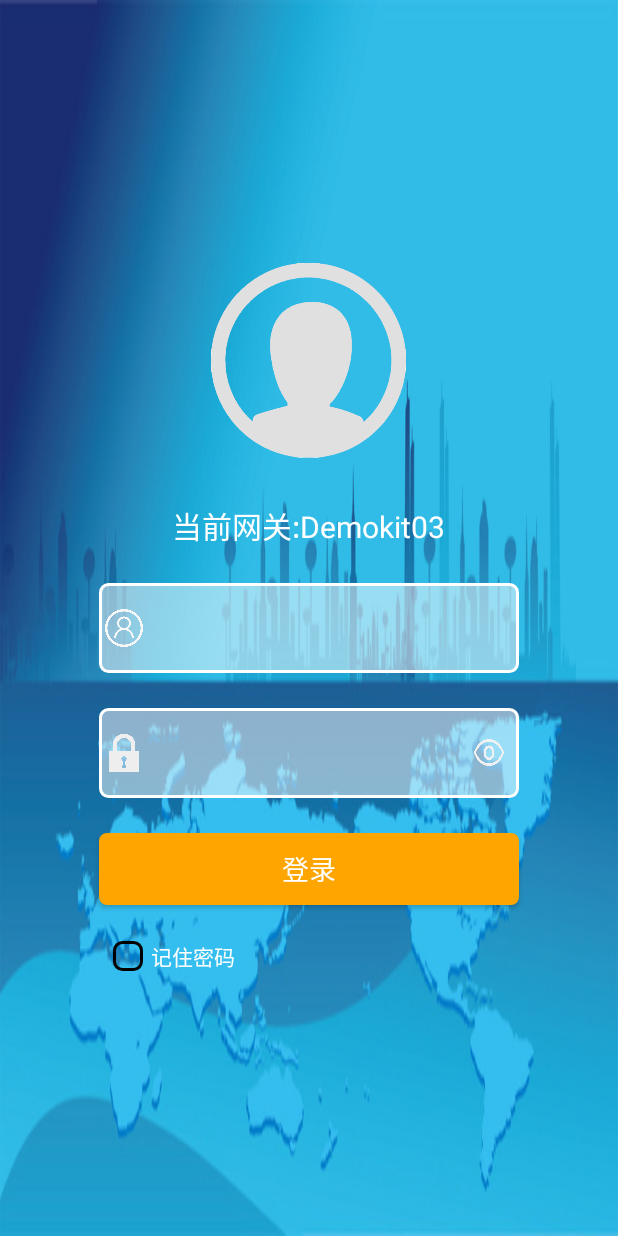
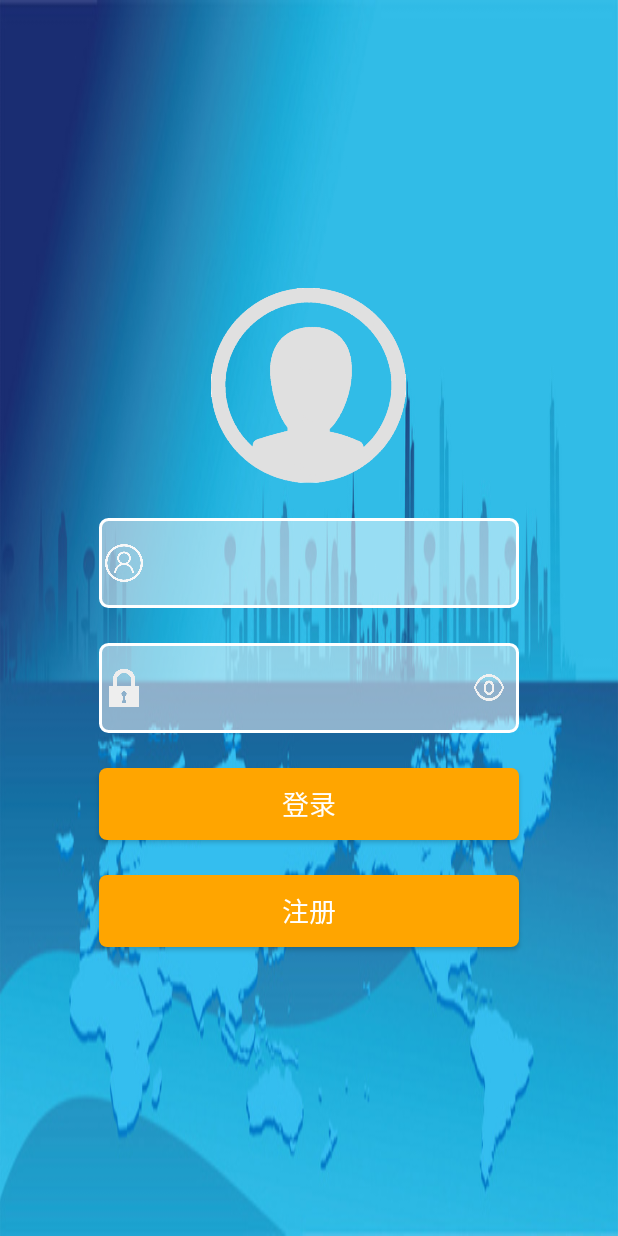
Before and after one commit to jslgklsd/smartHome, an Android app: the screen it shows after launch (LoginActivity), after a tap on an icon or button, on a phone screen of 412 x 824 dp. Run offline under Robolectric (Android 15) with nearby library versions, the phone set to English and light mode, and no system bars.

Commit message:
1.实现了注册功能，把用户输入账号密码存储到test.xml 2.实现了用户输入账号密码与本地文件test.xml的账号密码判断，如果一致跳转到设备界面，如果不一致，提示用户账号密码错误 3.封装了各种api，优化了代码结构

```diff
--- a/app/src/main/java/com/example/myapplication/LoginActivity.java
+++ b/app/src/main/java/com/example/myapplication/LoginActivity.java
@@ -1,14 +1,18 @@
 package com.example.myapplication;
 
+import androidx.appcompat.app.AlertDialog;
 import androidx.appcompat.app.AppCompatActivity;
 
 import android.content.Context;
+import android.content.DialogInterface;
 import android.content.Intent;
+import android.content.SharedPreferences;
 import android.graphics.drawable.Drawable;
 import android.os.Bundle;
 import android.text.InputType;
 import android.text.TextUtils;
 import android.util.Log;
+import android.view.LayoutInflater;
 import android.view.View;
 import android.widget.Button;
 import android.widget.CheckBox;
@@ -27,100 +31,118 @@ public class LoginActivity extends AppCompatActivity {
     private Button btn_password;
     private EditText et_account;
     private Button btn_login;
-    private CheckBox cb;
+    private Button btn_register;
+    private View viewInflated;
+    private AlertDialog.Builder builder;
+    private SharedPreferences sp1;
+    private SharedPreferences.Editor spEditor1;
 
     @Override
     protected void onCreate(Bundle savedInstanceState) {
         super.onCreate(savedInstanceState);
         setContentView(R.layout.activity_login);
 
-        et_password = findViewById(R.id.et_password);
-        btn_password = findViewById(R.id.btn_password);
+        initializeViews();          // 控件初始化
+        createSharedPreferences();  // 创建接口 sp、spEditor
+
         btn_password.setOnClickListener(new View.OnClickListener() {
             @Override
             public void onClick(View v) {
-                Drawable currentIcon = btn_password.getBackground();
-                Drawable passwordHideIcon = getResources().getDrawable(R.drawable.password_hide);
-
-                if(currentIcon.getConstantState().equals(passwordHideIcon.getConstantState())) {
-                    btn_password.setBackgroundResource(R.drawable.password_visible);
-                    et_password.setInputType(InputType.TYPE_CLASS_NUMBER);
-                } else {
-                    btn_password.setBackgroundResource(R.drawable.password_hide);
-                    et_password.setInputType(InputType.TYPE_CLASS_NUMBER | InputType.TYPE_NUMBER_VARIATION_PASSWORD);
-                }
+                togglePasswordVisibility(btn_password, et_password);
             }
         });
 
-        et_account = findViewById(R.id.et_account);
-        btn_login = findViewById(R.id.btn_login);
-        cb = findViewById(R.id.cb);
         btn_login.setOnClickListener(new View.OnClickListener() {
             @Override
             public void onClick(View v) {
-                String account = et_account.getText().toString();
-                String password = et_password.getText().toString();
-                if ((account.equals("Admin")) && (password.equals("12345678"))){    // 账号密码正确
-                    // 用户勾选了记住密码
-                    if (cb.isChecked())
-                        saveCredentials(account, password);
-
-                    Intent intent = new Intent(LoginActivity.this, MainActivity.class);
-                    startActivity(intent);
-                } else{
-                    Toast.makeText(LoginActivity.this, "账号或密码错误，请重新输入", Toast.LENGTH_SHORT).show();
-                }
+                login();
             }
         });
 
-        // 从本地文件中读取已保存的账号密码
-        String savedAccount = getSavedAccount();
-        String savedPassword = getSavedPassword();
-        if (!TextUtils.isEmpty(savedAccount) && !TextUtils.isEmpty(savedPassword)) {
-            et_account.setText(savedAccount);
-            et_password.setText(savedPassword);
-            cb.setChecked(true);
+        btn_register.setOnClickListener(new View.OnClickListener() {
+            @Override
+            public void onClick(View v) {
+                showRegisterDialog();   // 显示注册对话框
+            }
+        });
+    }
+
+    // 控件初始化
+    private void initializeViews() {
+        et_account = findViewById(R.id.et_account);
+        btn_login = findViewById(R.id.btn_login);
+        et_password = findViewById(R.id.et_password);
+        btn_password = findViewById(R.id.btn_password);
+        btn_register = findViewById(R.id.btn_register);
+    }
+
+    // 把本地文件test.xml中键对应的值读出来
+    public String getDataByKey(SharedPreferences sp, String key) {
+        return sp.getString(key, "");
+    }
+
+    // 创建接口 sp、spEditor
+    public void createSharedPreferences() {
+        sp1 = this.getSharedPreferences("test", MODE_PRIVATE);
+        spEditor1 = sp1.edit();
+    }
+
+    // 密码可见性切换
+    public void togglePasswordVisibility(Button button, EditText editText) {
+        Drawable currentIcon = button.getBackground();
+        Drawable passwordHideIcon = getResources().getDrawable(R.drawable.password_hide);
+
+        if (currentIcon.getConstantState().equals(passwordHideIcon.getConstantState())) {
+            button.setBackgroundResource(R.drawable.password_visible);
+            editText.setInputType(InputType.TYPE_CLASS_NUMBER);
+        } else {
+            button.setBackgroundResource(R.drawable.password_hide);
+            editText.setInputType(InputType.TYPE_CLASS_NUMBER | InputType.TYPE_NUMBER_VARIATION_PASSWORD);
         }
     }
 
-    // 保存账号密码到本地文件
-    private void saveCredentials(String account, String password) {
-        try {
-            FileOutputStream outputStream = openFileOutput("credentials.txt", Context.MODE_PRIVATE);
-            outputStream.write((account + "\n" + password).getBytes());
-            outputStream.close();
-        } catch (IOException e) {
-            e.printStackTrace();
+    private void login() {
+        String account_et = et_account.getText().toString();
+        String password_et = et_password.getText().toString();
+
+        String sp_account = getDataByKey(sp1, "account");    // 以String Key 为索引来获取账号
+        String sp_password = getDataByKey(sp1, "password");  // 以String Key 为索引来获取密码
+
+        // 用户输入账号密码与本地文件存储的账号密码一致
+        if ((account_et.equals(sp_account)) && (password_et.equals(sp_password))) {
+            Intent intent = new Intent(LoginActivity.this, MainActivity.class);
+            startActivity(intent);
+        } else {
+            Toast.makeText(LoginActivity.this, "账号或密码错误，请重新输入", Toast.LENGTH_SHORT).show();
         }
     }
 
-    // 从本地文件中读取已保存的账号
-    private String getSavedAccount() {
-        try {
-            FileInputStream inputStream = openFileInput("credentials.txt");
-            BufferedReader reader = new BufferedReader(new InputStreamReader(inputStream));
-            String account = reader.readLine();
-            reader.close();
-            return account;
-        } catch (IOException e) {
-            e.printStackTrace();
-        }
-        return null;
-    }
+    public void showRegisterDialog() {
+        builder = new AlertDialog.Builder(LoginActivity.this);  // 创建一个AlertDialog.Builder
 
-    // 从本地文件中读取已保存的密码
-    private String getSavedPassword() {
-        try {
-            FileInputStream inputStream = openFileInput("credentials.txt");
-            BufferedReader reader = new BufferedReader(new InputStreamReader(inputStream));
-            // 跳过第一行，读取第二行作为密码
-            reader.readLine();
-            String password = reader.readLine();
-            reader.close();
-            return password;
-        } catch (IOException e) {
-            e.printStackTrace();
-        }
-        return null;
+        // 设置对话框布局
+        viewInflated = LayoutInflater.from(LoginActivity.this).inflate(R.layout.dialog_register, null);
+        builder.setView(viewInflated);
+
+        // 添加OK按钮
+        builder.setPositiveButton("OK", new DialogInterface.OnClickListener() {
+            @Override
+            public void onClick(DialogInterface dialog, int which) {
+
+                // 以键值 <String Key,String Value> 方式加入数据
+                EditText et_wangguan = viewInflated.findViewById(R.id.et_wangguan);
+                spEditor1.putString("account", et_wangguan.getText().toString());
+                EditText dialog_et_password = viewInflated.findViewById(R.id.et_password);
+                spEditor1.putString("password", dialog_et_password.getText().toString());
+                spEditor1.commit();
+                Toast.makeText(LoginActivity.this, "注册成功", Toast.LENGTH_SHORT).show();
+
+                dialog.dismiss();   // 关闭Dialog
+            }
+        });
+
+        // 显示Dialog
+        AlertDialog dialog = builder.create();
+        dialog.show();
     }
 }
--- a/app/src/main/res/drawable/cb_checked.xml
+++ /dev/null
@@ -1,16 +0,0 @@
-<?xml version="1.0" encoding="utf-8"?>
-<shape xmlns:android="http://schemas.android.com/apk/res/android"
-    android:shape="rectangle">
-
-    <solid android:color="@color/orange"/>
-    <corners android:radius="5dp"/>
-    <stroke
-        android:width="2dp"
-        android:color="@color/orange">
-    </stroke>
-    <size
-        android:width="20dp"
-        android:height="20dp">
-    </size>
-
-</shape>
--- a/app/src/main/res/drawable/cb_custom.xml
+++ /dev/null
@@ -1,23 +0,0 @@
-<?xml version="1.0" encoding="utf-8"?>
-<selector xmlns:android="http://schemas.android.com/apk/res/android">
-    <item
-        android:drawable="@drawable/cb_unchecked"
-        android:state_checked="false">
-    </item>
-
-    <item>
-        <layer-list>
-            <item
-                android:drawable="@drawable/cb_checked"
-                android:state_checked="true">
-            </item>
-            <item
-                android:drawable="@drawable/checked"
-                android:state_checked="true"
-                android:width="20dp"
-                android:height="20dp">
-            </item>
-        </layer-list>
-    </item>
-
-</selector>
--- a/app/src/main/res/drawable/cb_unchecked.xml
+++ /dev/null
@@ -1,11 +0,0 @@
-<?xml version="1.0" encoding="utf-8"?>
-<shape xmlns:android="http://schemas.android.com/apk/res/android"
-    android:shape="rectangle">
-
-    <stroke android:width="2dp"/>
-    <corners android:radius="5dp"/>
-    <size
-        android:width="20dp"
-        android:height="20dp"/>
-
-</shape>
--- a/app/src/main/res/layout/activity_login.xml
+++ b/app/src/main/res/layout/activity_login.xml
@@ -13,28 +13,6 @@
         android:layout_width="130dp"
         android:layout_height="130dp"
         android:src="@drawable/user"/>
-
-    <LinearLayout
-        android:layout_width="match_parent"
-        android:layout_height="wrap_content"
-        android:gravity="center_horizontal"
-        android:layout_marginTop="30dp">
-
-        <TextView
-            android:layout_width="wrap_content"
-            android:layout_height="wrap_content"
-            android:text="当前网关:"
-            android:textColor="@color/white"
-            android:textSize="20sp"/>
-
-        <TextView
-            android:layout_width="wrap_content"
-            android:layout_height="wrap_content"
-            android:text="Demokit03"
-            android:textColor="@color/white"
-            android:textSize="20sp"/>
-
-    </LinearLayout>
 
     <FrameLayout
         android:layout_width="wrap_content"
@@ -99,15 +77,14 @@
         android:textColor="@color/white"
         android:textSize="18sp"/>
 
-        <CheckBox
-            android:id="@+id/cb"
-            android:layout_width="wrap_content"
-            android:layout_height="wrap_content"
-            android:button="@drawable/cb_custom"
-            android:text="记住密码"
-            android:textColor="@color/white"
-            android:layout_marginTop="23dp"
-            android:layout_marginRight="90dp"
-            android:paddingLeft="5dp"/>
+    <Button
+        android:id="@+id/btn_register"
+        android:layout_width="280dp"
+        android:layout_height="wrap_content"
+        android:background="@drawable/btn_custom"
+        android:layout_marginTop="23dp"
+        android:text="注册"
+        android:textColor="@color/white"
+        android:textSize="18sp"/>
 
 </LinearLayout>
```
Also changed, not shown: app/src/main/res/layout/dialog_register.xml (added, +39 -0 lines), app/src/main/res/drawable/checked.png (deleted).
